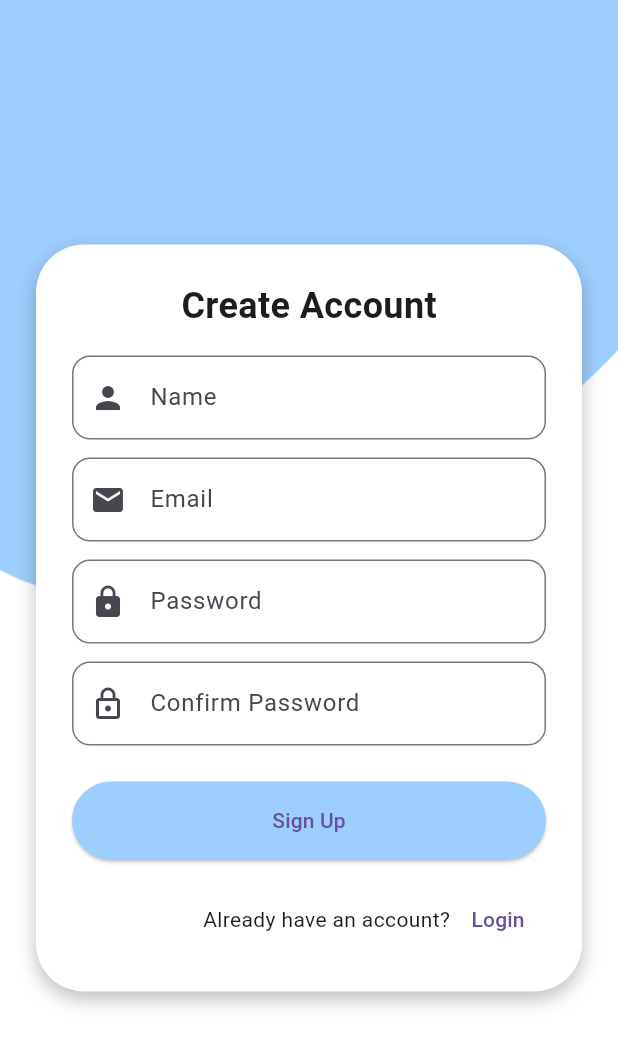
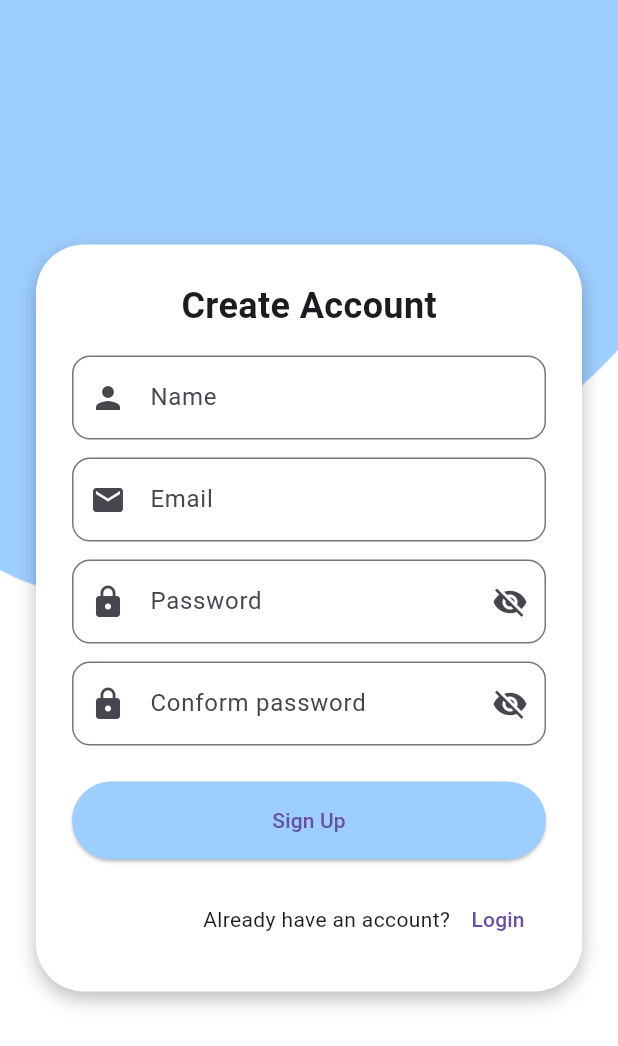
Before and after one commit to stha9840/gadikhoj, a Flutter app: the SignUpView screen opened by its route, on a phone screen of 412 x 824 dp. Shown: the top 1046 px of the screen. Run offline on Flutter 3.47's test engine with Material 3 defaults, Android fonts, the phone set to English and light mode, and no system bars; our stand-ins replace animated_splash_screen, lottie; Roboto replaces fonts that are missing (Arial).

Commit message:
signup password visibility

```diff
--- a/lib/view/signup_view.dart
+++ b/lib/view/signup_view.dart
@@ -13,6 +13,7 @@
   final _passwordController = TextEditingController();
   final _confirmPasswordController = TextEditingController();
   final _formKey = GlobalKey<FormState>();
+  bool _obscurePassword = true;
 
   void _signUp() {
     if (_formKey.currentState!.validate()) {
@@ -96,8 +97,24 @@
                       const SizedBox(height: 12),
                       TextFormField(
                         controller: _passwordController,
-                        decoration: _inputDecoration('Password', Icons.lock),
-                        obscureText: true,
+                        decoration: _inputDecoration(
+                          'Password',
+                          Icons.lock,
+                        ).copyWith(
+                          suffixIcon: IconButton(
+                            icon: Icon(
+                              _obscurePassword
+                                  ? Icons.visibility_off
+                                  : Icons.visibility,
+                            ),
+                            onPressed: () {
+                              setState(() {
+                                _obscurePassword = !_obscurePassword;
+                              });
+                            },
+                          ),
+                        ),
+                        obscureText: _obscurePassword,
                         validator:
                             (value) =>
                                 value!.isEmpty ? 'Enter your password' : null,
@@ -106,13 +123,26 @@
                       TextFormField(
                         controller: _confirmPasswordController,
                         decoration: _inputDecoration(
-                          'Confirm Password',
-                          Icons.lock_outline,
+                          'Conform password',
+                          Icons.lock,
+                        ).copyWith(
+                          suffixIcon: IconButton(
+                            icon: Icon(
+                              _obscurePassword
+                                  ? Icons.visibility_off
+                                  : Icons.visibility,
+                            ),
+                            onPressed: () {
+                              setState(() {
+                                _obscurePassword = !_obscurePassword;
+                              });
+                            },
+                          ),
                         ),
-                        obscureText: true,
+                        obscureText: _obscurePassword,
                         validator:
                             (value) =>
-                                value!.isEmpty ? 'Confirm your password' : null,
+                                value!.isEmpty ? 'Enter your password' : null,
                       ),
                       const SizedBox(height: 24),
                       SizedBox(
```
Also changed, not shown: lib/view/login_view.dart (+12 -6 lines).
